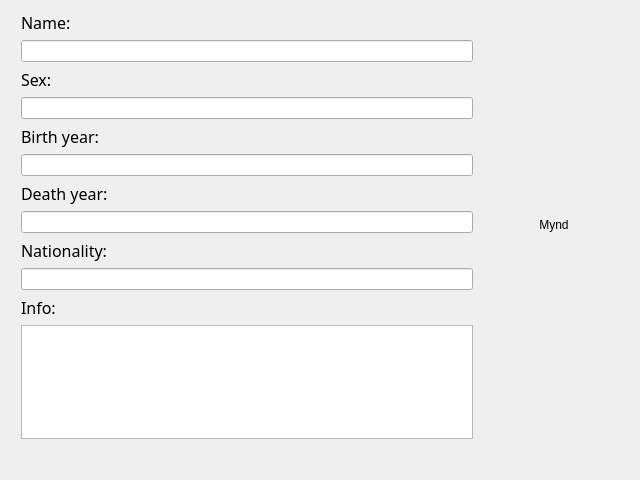
First picture: the form in infopage.ui, repository Fanarito/VLN1, before the edit.
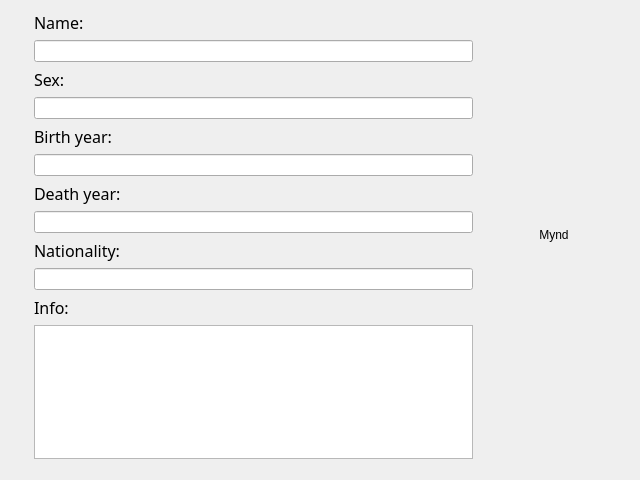
Second picture: the form after the edit.

The edit to the form file:
```diff
--- a/infopage.ui
+++ b/infopage.ui
@@ -13,13 +13,20 @@
   <property name="windowTitle">
    <string>Dialog</string>
   </property>
-  <layout class="QVBoxLayout" name="verticalLayout">
+  <layout class="QHBoxLayout" name="horizontalLayout_2">
    <item>
-    <layout class="QGridLayout" name="gridLayout">
+    <widget class="QLabel" name="label">
+     <property name="text">
+      <string/>
+     </property>
+    </widget>
+   </item>
+   <item>
+    <layout class="QHBoxLayout" name="horizontalLayout">
      <property name="bottomMargin">
       <number>10</number>
      </property>
-     <item row="0" column="0">
+     <item>
       <layout class="QVBoxLayout" name="verticalLayout_2">
        <property name="leftMargin">
         <number>10</number>
@@ -122,7 +129,7 @@
        </item>
       </layout>
      </item>
-     <item row="0" column="1">
+     <item>
       <layout class="QGridLayout" name="gridLayout_2" rowstretch="0" columnminimumwidth="0">
        <property name="bottomMargin">
         <number>0</number>
@@ -147,13 +154,6 @@
      </item>
     </layout>
    </item>
-   <item>
-    <widget class="QLabel" name="label">
-     <property name="text">
-      <string/>
-     </property>
-    </widget>
-   </item>
   </layout>
  </widget>
  <resources/>
```
